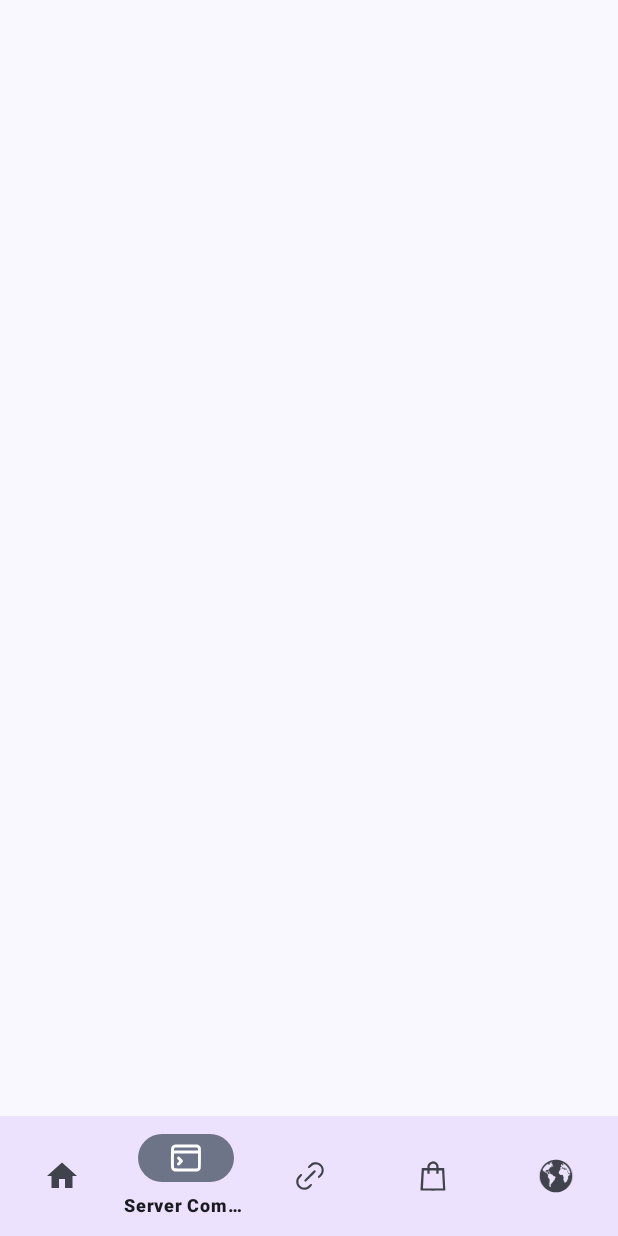
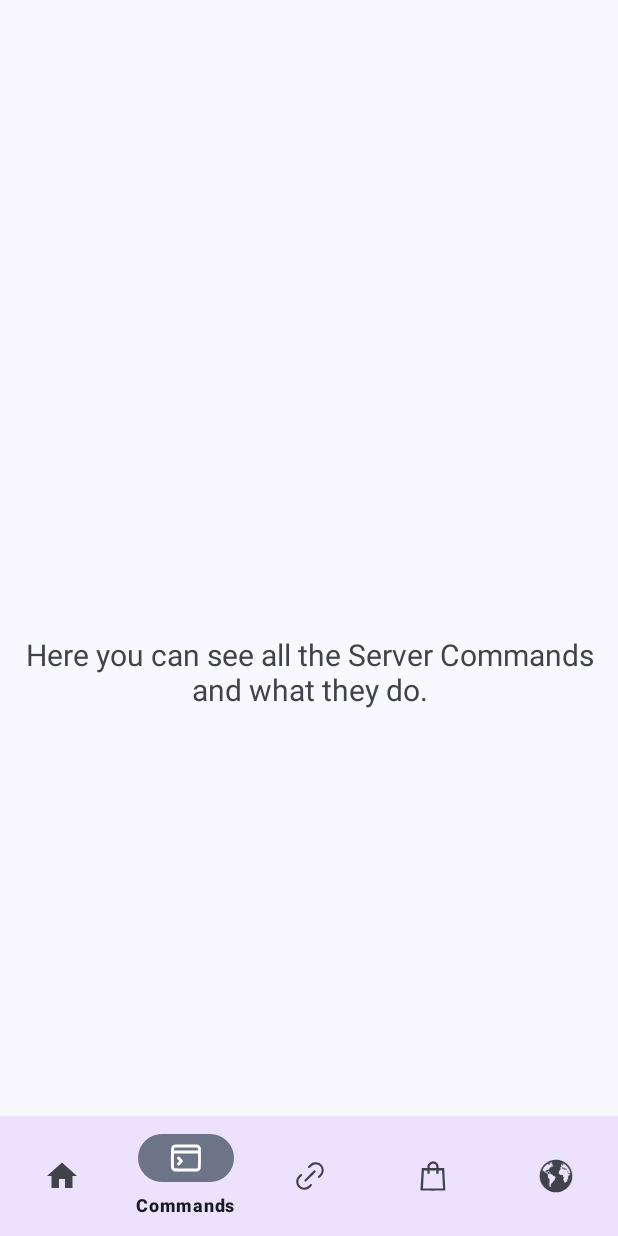
Before and after one commit to FreetimeMaker/SuperSMP-Companion-App, an Android app: the ServerCMDFragment screen opened through its navigation route, on a phone screen of 412 x 824 dp. Run offline under Robolectric (Android 15) with nearby library versions, the phone set to English and light mode, and no system bars; our stand-ins replace navigation-ui.

Commit message:
Changed a Few Things

```diff
--- a/app/build.gradle
+++ b/app/build.gradle
@@ -10,8 +10,8 @@ android {
         applicationId 'com.freetime.ssmpc'
         minSdk 24
         targetSdk 36
-        versionCode 2
-        versionName '1.0.1'
+        versionCode 3
+        versionName '1.0.2'
 
         testInstrumentationRunner "androidx.test.runner.AndroidJUnitRunner"
     }
--- a/app/src/main/res/layout/fragment_map.xml
+++ b/app/src/main/res/layout/fragment_map.xml
@@ -10,5 +10,9 @@
     <WebView
         android:id="@+id/mapWebView"
         android:layout_width="match_parent"
-        android:layout_height="match_parent" />
+        android:layout_height="match_parent"
+        app:layout_constraintTop_toTopOf="parent"
+        app:layout_constraintBottom_toBottomOf="parent"
+        app:layout_constraintStart_toStartOf="parent"
+        app:layout_constraintEnd_toEndOf="parent" />
 </LinearLayout>
--- a/app/src/main/res/layout/fragment_servercmd.xml
+++ b/app/src/main/res/layout/fragment_servercmd.xml
@@ -13,6 +13,7 @@
         android:layout_marginStart="8dp"
         android:layout_marginTop="8dp"
         android:layout_marginEnd="8dp"
+        android:text="Here you can see all the Server Commands and what they do."
         android:textAlignment="center"
         android:textSize="20sp"
         app:layout_constraintBottom_toBottomOf="parent"
--- a/app/src/main/res/layout/fragment_shop.xml
+++ b/app/src/main/res/layout/fragment_shop.xml
@@ -10,5 +10,9 @@
     <WebView
         android:id="@+id/shopWebView"
         android:layout_width="match_parent"
-        android:layout_height="match_parent" />
+        android:layout_height="match_parent"
+        app:layout_constraintTop_toTopOf="parent"
+        app:layout_constraintBottom_toBottomOf="parent"
+        app:layout_constraintStart_toStartOf="parent"
+        app:layout_constraintEnd_toEndOf="parent" />
 </LinearLayout>
--- a/app/src/main/res/values/strings.xml
+++ b/app/src/main/res/values/strings.xml
@@ -1,8 +1,8 @@
 <resources>
     <string name="app_name">SuperSMP Companion (Java)</string>
     <string name="title_home">Home</string>
-    <string name="title_scmd">Server Commands</string>
-    <string name="title_links">Usefull Links</string>
-    <string name="title_shop">Official Shop</string>
-    <string name="title_map">Official Map</string>
+    <string name="title_scmd">Commands</string>
+    <string name="title_links">Links</string>
+    <string name="title_shop">Shop</string>
+    <string name="title_map">Map</string>
 </resources>
```
Also changed, not shown: 1 other file.
